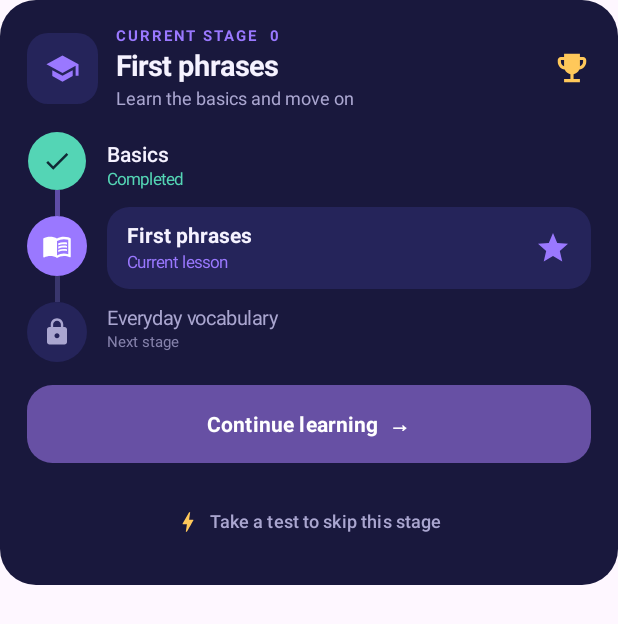
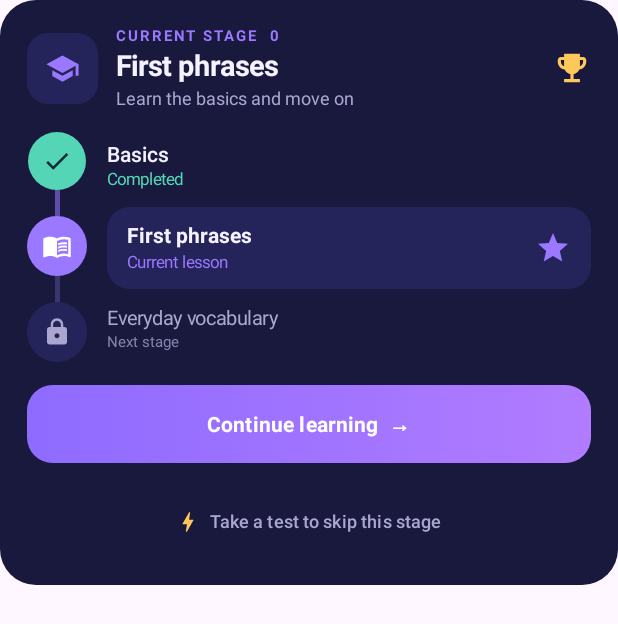
Before and after one commit to drugalochek/StageCue-mobile, an Android app built with Jetpack Compose: the composable StageCard called with empty values, on a phone screen of 412 x 824 dp. Shown: the top 624 px of the screen. Run offline under Robolectric (Android 15) with nearby library versions, the phone set to English and light mode, and no system bars.

Commit message:
Add reference-style purple gradient to primary actions

```diff
--- a/app/src/main/java/com/lingo/app/MainActivity.kt
+++ b/app/src/main/java/com/lingo/app/MainActivity.kt
@@ -25,6 +25,7 @@ import androidx.compose.ui.draw.clip
 import androidx.compose.ui.geometry.Offset
 import androidx.compose.ui.geometry.Size
 import androidx.compose.ui.graphics.Color
+import androidx.compose.ui.graphics.Brush
 import androidx.compose.ui.graphics.Path
 import androidx.compose.ui.graphics.drawscope.Stroke
 import androidx.compose.ui.graphics.ImageBitmap
@@ -591,7 +592,7 @@ private fun StageCard(stage: Int, onStart: () -> Unit, onSkip: () -> Unit) {
                     }
                 }
             }
-            Button(onClick = onStart, modifier = Modifier.fillMaxWidth().height(52.dp), shape = RoundedCornerShape(17.dp)) {
+            Button(onClick = onStart, modifier = Modifier.fillMaxWidth().height(52.dp).background(Brush.horizontalGradient(listOf(Color(0xFF8E6BFF), Color(0xFFB17CFF))), RoundedCornerShape(17.dp)), shape = RoundedCornerShape(17.dp), colors = ButtonDefaults.buttonColors(containerColor = Color.Transparent)) {
                 Text(ui("Продолжить обучение", "Continue learning") + "  →", fontWeight = FontWeight.Bold)
             }
             TextButton(onClick = onSkip, modifier = Modifier.fillMaxWidth()) {
```
